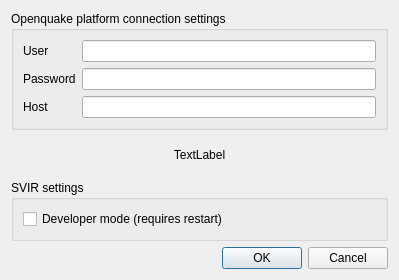
gem/oq-irmt-qgis, file ui/ui_settings.ui: the form before one commit.
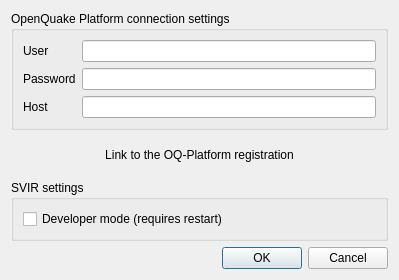
The form after the commit.

Patch:
```diff
--- a/ui/ui_settings.ui
+++ b/ui/ui_settings.ui
@@ -17,7 +17,7 @@
    <item>
     <widget class="QGroupBox" name="groupBox">
      <property name="title">
-      <string>Openquake platform connection settings</string>
+      <string>OpenQuake Platform connection settings</string>
      </property>
      <layout class="QFormLayout" name="formLayout">
       <item row="2" column="0">
@@ -60,7 +60,7 @@
    <item>
     <widget class="QLabel" name="registration_link_lbl">
      <property name="text">
-      <string>TextLabel</string>
+      <string>Link to the OQ-Platform registration</string>
      </property>
      <property name="alignment">
       <set>Qt::AlignCenter</set>
```
